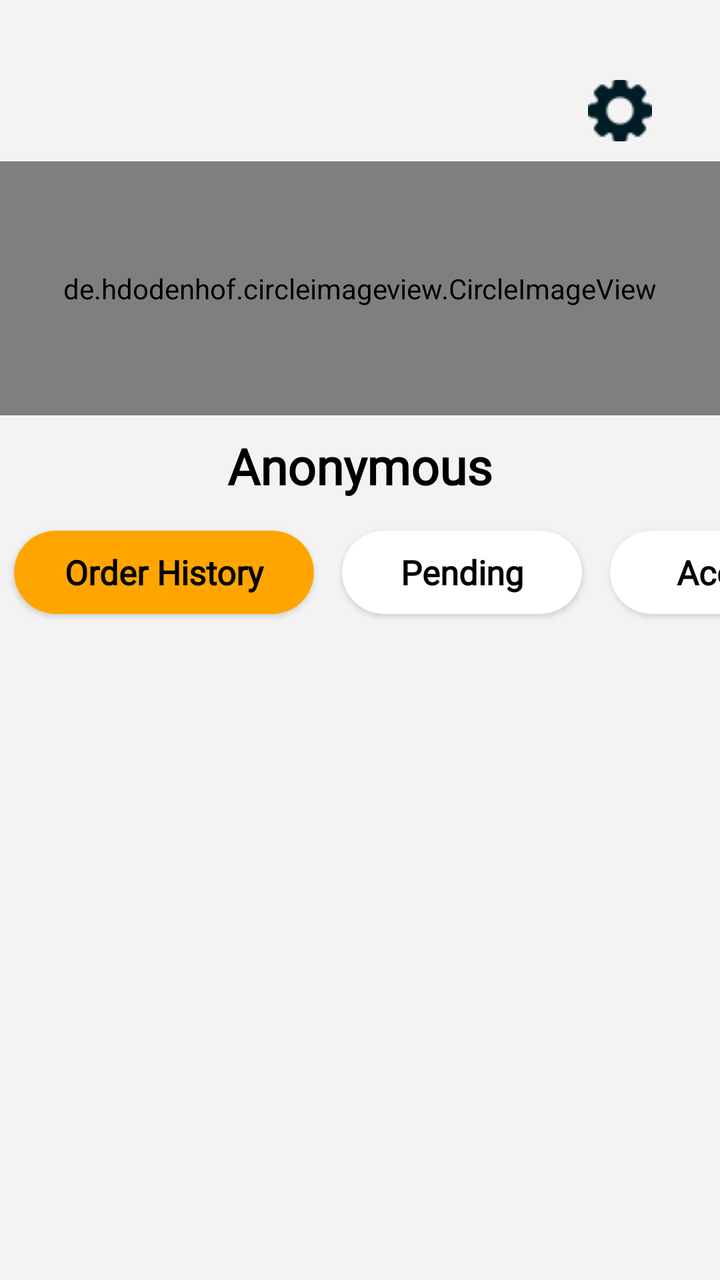
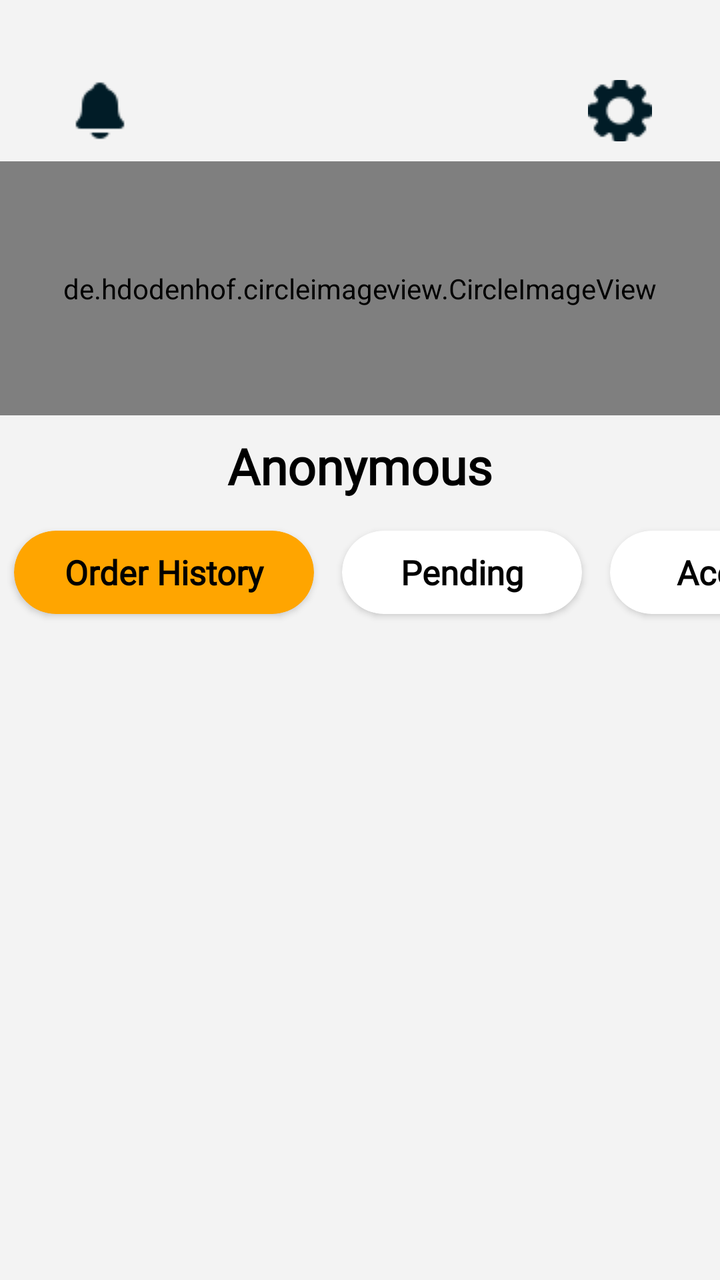

Before-and-after screenshots of an Android layout around one commit, followed by the original layout XML and the change that was made.
<!-- AndroidManifest.xml: application theme Theme.LaundryApp -->
<!-- res/layout/fragment_profile_page.xml -->
<?xml version="1.0" encoding="utf-8"?>
<FrameLayout xmlns:android="http://schemas.android.com/apk/res/android"
    xmlns:tools="http://schemas.android.com/tools"
    android:layout_width="match_parent"
    android:layout_height="match_parent"
    xmlns:app="http://schemas.android.com/apk/res-auto"
    android:background="#f3f3f3"
    tools:context=".Profile.ProfilePage">
    <LinearLayout
        android:id="@+id/layout"
        android:layout_width="match_parent"
        android:layout_height="match_parent"
        android:orientation="vertical"
        android:visibility="visible"
        android:weightSum="12"
        >
        <RelativeLayout
            android:layout_width="match_parent"
            android:layout_height="0dp"
            android:layout_weight="1"
            android:layout_marginTop="30dp">

            <ImageButton
                android:id="@+id/notification"
                android:layout_width="80dp"
                android:layout_height="match_parent"
                android:layout_margin="10dp"
                android:src="@drawable/settings"
                android:layout_alignParentEnd="true"
                android:background="@color/background"/>
        </RelativeLayout>

        <RelativeLayout
            android:layout_width="match_parent"
            android:layout_height="0dp"
            android:gravity="center"
            android:layout_weight="2.5">

            <de.hdodenhof.circleimageview.CircleImageView
                android:id="@+id/profile_image"
                android:layout_width="match_parent"
                android:layout_height="match_parent"
                android:src="@drawable/img_21"
                android:scaleType="centerCrop"
                android:background="#f3f3f3"/>

        </RelativeLayout>
        <LinearLayout
            android:layout_width="match_parent"
            android:layout_height="0dp"
            android:layout_weight="1"
            android:gravity="center"
            android:orientation="vertical">
            <TextView
                android:id="@+id/profile_name"
                android:layout_width="wrap_content"
                android:layout_height="wrap_content"
                android:text="Anonymous"
                android:textSize="25dp"
                android:fontFamily="@font/button"
                android:textAlignment="center"
                android:textStyle="bold"
                android:textColor="@color/black"/>
        </LinearLayout>
        <HorizontalScrollView
            android:layout_width="match_parent"
            android:scrollbars="none"
            android:layout_weight="1.1"
            android:layout_height="0dp">
<LinearLayout
    android:layout_width="match_parent"
    android:layout_height="match_parent"
    android:orientation="horizontal">


            <androidx.cardview.widget.CardView
                android:id="@+id/order_history"
                android:layout_width="150dp"
                android:layout_height="match_parent"
                android:layout_margin="7dp"
                app:cardElevation="2dp"
                app:cardCornerRadius="360dp"
                app:cardBackgroundColor="@color/button_color"
                >
<TextView
    android:layout_width="match_parent"
    android:layout_height="match_parent"
    android:text="Order History"
    android:textAlignment="center"
    android:textStyle="bold"
    android:gravity="center"
    android:textSize="17sp"
    android:fontFamily="@font/button"
    android:textColor="@color/black"/>

</androidx.cardview.widget.CardView>


    <androidx.cardview.widget.CardView
        android:id="@+id/pending"
        android:layout_width="120dp"
        android:layout_height="match_parent"
        android:layout_margin="7dp"
        app:cardElevation="2dp"
        app:cardCornerRadius="360dp"
        app:cardBackgroundColor="@color/white"
        >
        <TextView
            android:layout_width="match_parent"
            android:layout_height="match_parent"
            android:text="Pending"
            android:textAlignment="center"
            android:textStyle="bold"
            android:gravity="center"
            android:textSize="17sp"
            android:fontFamily="@font/button"
            android:textColor="@color/black"/>

    </androidx.cardview.widget.CardView>

    <androidx.cardview.widget.CardView
        android:id="@+id/accept"
        android:layout_width="120dp"
        android:layout_height="match_parent"
        android:layout_margin="7dp"
        app:cardElevation="2dp"
        app:cardCornerRadius="360dp"
        app:cardBackgroundColor="@color/white"
        >
        <TextView
            android:layout_width="match_parent"
            android:layout_height="match_parent"
            android:text="Accept"
            android:textAlignment="center"
            android:textStyle="bold"
            android:gravity="center"
            android:textSize="17sp"
            android:fontFamily="@font/button"
            android:textColor="@color/black"/>

    </androidx.cardview.widget.CardView>

    <androidx.cardview.widget.CardView
        android:id="@+id/cancel"
        android:layout_width="120dp"
        android:layout_height="match_parent"
        android:layout_margin="7dp"
        app:cardElevation="2dp"
        app:cardCornerRadius="360dp"
        app:cardBackgroundColor="@color/white"
        >
        <TextView
            android:layout_width="match_parent"
            android:layout_height="match_parent"
            android:text="Cancel"
            android:textAlignment="center"
            android:textStyle="bold"
            android:gravity="center"
            android:textSize="17sp"
            android:fontFamily="@font/button"
            android:textColor="@color/black"/>

    </androidx.cardview.widget.CardView>

    <androidx.cardview.widget.CardView
        android:id="@+id/delivered"
        android:layout_width="120dp"
        android:layout_height="match_parent"
        android:layout_margin="7dp"
        app:cardElevation="2dp"
        app:cardCornerRadius="360dp"
        app:cardBackgroundColor="@color/white"
        >
        <TextView
            android:layout_width="match_parent"
            android:layout_height="match_parent"
            android:text="Delivered"
            android:textAlignment="center"
            android:textStyle="bold"
            android:gravity="center"
            android:textSize="17sp"
            android:fontFamily="@font/button"
            android:textColor="@color/black"/>

    </androidx.cardview.widget.CardView>

</LinearLayout>
        </HorizontalScrollView>

        <FrameLayout
            android:layout_width="match_parent"
            android:layout_height="0dp"
            android:id="@+id/frame"
            android:layout_weight="6.4"/>

    </LinearLayout>
</FrameLayout>
<!-- resources referenced by this layout -->
<resources>
  <color name="background">#f3f3f3</color>
  <color name="black">#FF000000</color>
  <color name="button_color">#FFA500</color>
  <color name="white">#FFFFFFFF</color>
  <!-- drawable img_21: png bitmap (drawable, 260966 bytes) -->
  <!-- drawable settings: png bitmap (drawable, 958 bytes) -->
  <style name="Theme.LaundryApp" parent="Base.Theme.LaundryApp" />
  <style name="Base.Theme.LaundryApp" parent="Theme.Material3.DayNight.NoActionBar">
          
          
      </style>
</resources>

<!-- the commit's change to res/layout/fragment_profile_page.xml (unified diff, before → after) -->
@@ -22,6 +22,14 @@
 
             <ImageButton
                 android:id="@+id/notification"
+                android:layout_width="80dp"
+                android:layout_height="match_parent"
+                android:layout_margin="10dp"
+                android:src="@drawable/notification"
+                android:layout_alignParentStart="true"
+                android:background="@color/background"/>
+            <ImageButton
+                android:id="@+id/setting"
                 android:layout_width="80dp"
                 android:layout_height="match_parent"
                 android:layout_margin="10dp"
<!-- resource entries referenced after the edit -->
@@ -5,6 +5,7 @@
   <color name="button_color">#FFA500</color>
   <color name="white">#FFFFFFFF</color>
   <!-- drawable img_21: png bitmap (drawable, 260966 bytes) -->
+  <!-- drawable notification: png bitmap (drawable, 636 bytes) -->
   <!-- drawable settings: png bitmap (drawable, 958 bytes) -->
   <style name="Theme.LaundryApp" parent="Base.Theme.LaundryApp" />
   <style name="Base.Theme.LaundryApp" parent="Theme.Material3.DayNight.NoActionBar">
